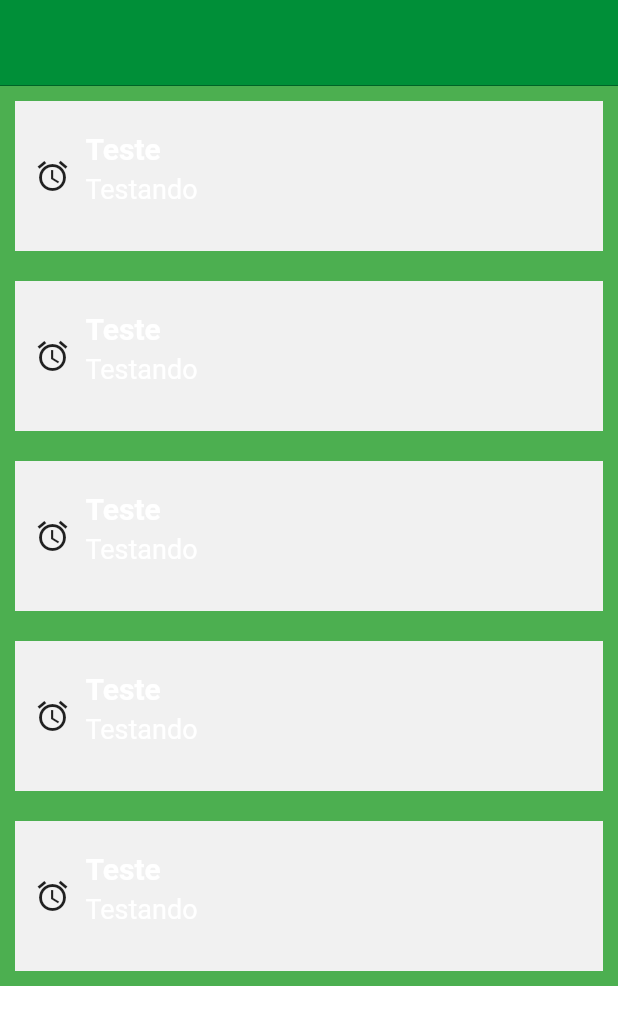
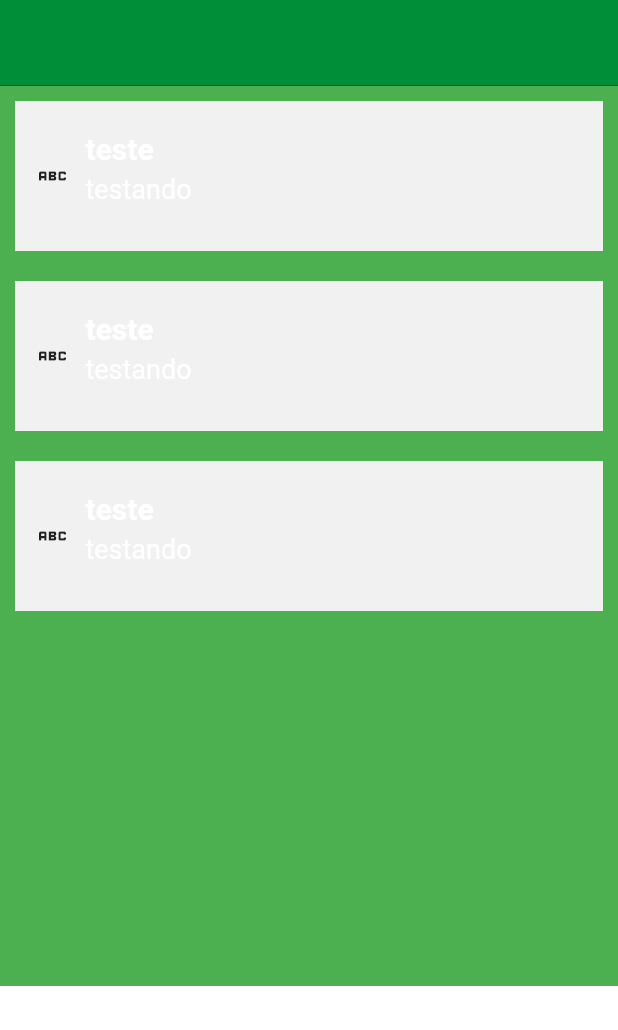
Before and after one commit to AlexWendel/veio-ta-on, a Flutter app: the screen it shows once a user with an empty profile is signed in, after a tap on "Agendar consulta", on a phone screen of 412 x 824 dp, the part 64-1094 px from its top. Run offline on Flutter 3.47's test engine with Material 2 defaults, Android fonts, the phone set to English and light mode, and no system bars; our stand-ins replace cloud_firestore, firebase_auth, firebase_core, get, hive_flutter, mask_text_input_formatter; accounts and stored records are empty.

Commit message:
Atualizando RadioBox

```diff
--- a/lib/app/widgets/radioBox.dart
+++ b/lib/app/widgets/radioBox.dart
@@ -4,30 +4,44 @@ import 'package:flutter/src/widgets/framework.dart';
 import 'package:get/get.dart';
 import 'package:hospital_maraba/app/widgets/radioButton.dart';
 
-class RadioBoxController extends GetxController {}
-
 class RadioBox extends GetView {
+  List locais = ["1", "2", "3"];
   @override
   Widget build(BuildContext context) {
     List<Widget> radioList = [];
+    RxList<bool> selectionList = RxList<bool>();
+    RxList<Color> colorList = RxList<Color>();
+    for (int i = 0; i < locais.length; i++) {
+      selectionList.add(false);
+      colorList.add(Get.theme.highlightColor);
+      radioList.add(Obx(() => RadioButton(
+          color: colorList[i],
+          onTap: () {
+            selectionList[i] = true;
+            colorList[i] = Colors.green;
+            for (int j = 0; j < selectionList.length; j++) {
+              if (j != i) {
+                selectionList[j] = false;
+                colorList[j] = Get.theme.highlightColor;
+              }
+            }
+          },
+          text: "teste",
+          description: "testando",
+          icon: Icon(Icons.abc),
+          height: 100,
+          width: context.width)));
+    }
+
     return Container(
       height: 600,
       width: 200,
       color: Colors.green,
       child: ListView.builder(
         itemBuilder: (BuildContext context, index) {
-          radioList.add(RadioButton(
-            onTap: () => {},
-            text: "Teste",
-            description: "Testando",
-            icon: Icon(Icons.access_alarms),
-            height: 100,
-            width: context.width,
-            id: index,
-          ));
           return radioList[index];
         },
-        itemCount: 5,
+        itemCount: radioList.length,
       ),
     );
   }
--- a/lib/app/widgets/radioButton.dart
+++ b/lib/app/widgets/radioButton.dart
@@ -1,55 +1,41 @@
 import 'package:flutter/material.dart';
 import 'package:get/get.dart';
 import 'package:hospital_maraba/app/utils/common.sizes.dart';
+import 'package:hospital_maraba/app/widgets/radioBox.dart';
 
 class RadioButton extends GetResponsiveView {
-  final _isSelected = false.obs;
-  final color = Get.theme.highlightColor.obs;
+  final Color color;
   final Function() onTap;
   final String text;
   final String description;
   final Icon icon;
   final double width;
   final double height;
-  final int id;
+  int _id = 0;
 
-  RadioButton(
-      {required this.onTap,
+  RadioButton({
+    required this.color,
+    required this.onTap,
     required this.text,
     required this.description,
     required this.icon,
     required this.height,
     required this.width,
-      required this.id});
-
-  switchSelection() {
-    _isSelected.value = !_isSelected.value;
-  }
-
-  set onTap(Function onTap) {
-    this.onTap = onTap;
-  }
+  });
 
   @override
   Widget build(BuildContext context) {
     return Ink(
       child: InkWell(
         splashColor: Get.theme.splashColor,
-        onTap: () {
-          if (_isSelected.value) {
-            color.value = Colors.green;
-          }
-
-          onTap();
-        },
-        child: Obx(
-          () => Container(
+        onTap: onTap,
+        child: Container(
           width: width,
           alignment: Alignment.center,
           height: height,
           margin: EdgeInsets.all(10),
           padding: EdgeInsets.all(5),
-            decoration: BoxDecoration(color: color.value),
+          decoration: BoxDecoration(color: color),
           child: Row(
             children: [
               Padding(
@@ -100,7 +86,6 @@ class RadioButton extends GetResponsiveView {
           ),
         ),
       ),
-      ),
     );
   }
 }
```
Lines whose indentation alone changed are shown as unchanged.
